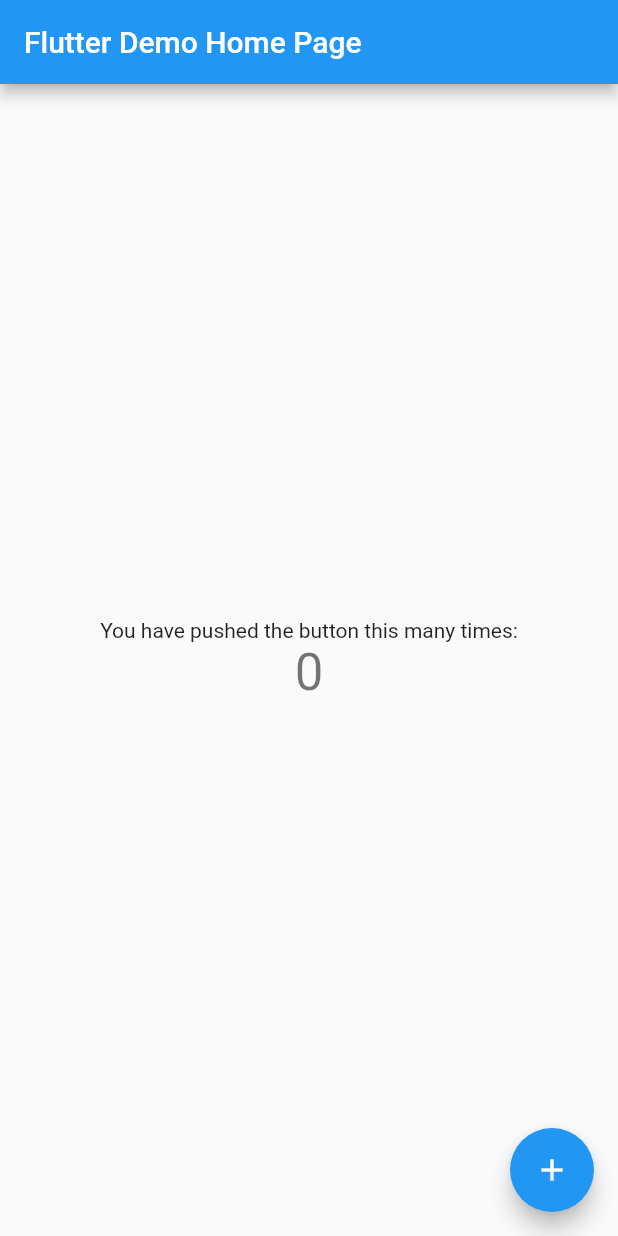
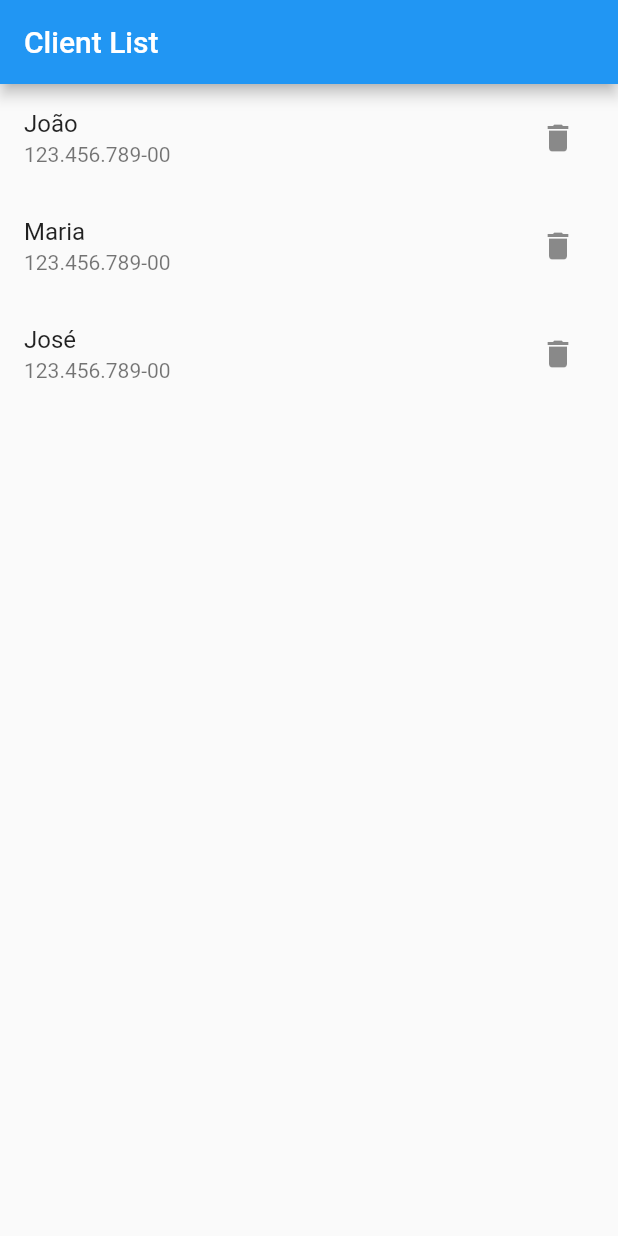
Before and after one commit to KevennyJS/flutter_sqflite_windows, a Flutter app: the screen it shows after launch, on a phone screen of 412 x 824 dp. Run offline on Flutter 3.47's test engine with Material 2 defaults, Android fonts, the phone set to English and light mode, and no system bars; our stand-ins replace sqflite, sqflite_common_ffi; accounts and stored records are empty.

Commit message:
feat: List and visualize itens of list

```diff
--- a/lib/main.dart
+++ b/lib/main.dart
@@ -1,4 +1,7 @@
 import 'package:flutter/material.dart';
+import 'package:flutter_sqflite_windows/src/features/client/edit_client/edit_client_page.dart';
+
+import 'src/features/client/client_list/client_list_page.dart';
 
 void main() {
   runApp(const MyApp());
@@ -7,109 +10,17 @@ void main() {
 class MyApp extends StatelessWidget {
   const MyApp({super.key});
 
-  // This widget is the root of your application.
   @override
   Widget build(BuildContext context) {
     return MaterialApp(
       title: 'Flutter Demo',
       theme: ThemeData(
-        // This is the theme of your application.
-        //
-        // Try running your application with "flutter run". You'll see the
-        // application has a blue toolbar. Then, without quitting the app, try
-        // changing the primarySwatch below to Colors.green and then invoke
-        // "hot reload" (press "r" in the console where you ran "flutter run",
-        // or simply save your changes to "hot reload" in a Flutter IDE).
-        // Notice that the counter didn't reset back to zero; the application
-        // is not restarted.
         primarySwatch: Colors.blue,
       ),
-      home: const MyHomePage(title: 'Flutter Demo Home Page'),
+      home: const ClientListPage(),
+      routes: {
+        '/edit_client': (context) => const EditClientPage(),
+      },
     );
   }
 }
-
-class MyHomePage extends StatefulWidget {
-  const MyHomePage({super.key, required this.title});
-
-  // This widget is the home page of your application. It is stateful, meaning
-  // that it has a State object (defined below) that contains fields that affect
-  // how it looks.
-
-  // This class is the configuration for the state. It holds the values (in this
-  // case the title) provided by the parent (in this case the App widget) and
-  // used by the build method of the State. Fields in a Widget subclass are
-  // always marked "final".
-
-  final String title;
-
-  @override
-  State<MyHomePage> createState() => _MyHomePageState();
-}
-
-class _MyHomePageState extends State<MyHomePage> {
-  int _counter = 0;
-
-  void _incrementCounter() {
-    setState(() {
-      // This call to setState tells the Flutter framework that something has
-      // changed in this State, which causes it to rerun the build method below
-      // so that the display can reflect the updated values. If we changed
-      // _counter without calling setState(), then the build method would not be
-      // called again, and so nothing would appear to happen.
-      _counter++;
-    });
-  }
-
-  @override
-  Widget build(BuildContext context) {
-    // This method is rerun every time setState is called, for instance as done
-    // by the _incrementCounter method above.
-    //
-    // The Flutter framework has been optimized to make rerunning build methods
-    // fast, so that you can just rebuild anything that needs updating rather
-    // than having to individually change instances of widgets.
-    return Scaffold(
-      appBar: AppBar(
-        // Here we take the value from the MyHomePage object that was created by
-        // the App.build method, and use it to set our appbar title.
-        title: Text(widget.title),
-      ),
-      body: Center(
-        // Center is a layout widget. It takes a single child and positions it
-        // in the middle of the parent.
-        child: Column(
-          // Column is also a layout widget. It takes a list of children and
-          // arranges them vertically. By default, it sizes itself to fit its
-          // children horizontally, and tries to be as tall as its parent.
-          //
-          // Invoke "debug painting" (press "p" in the console, choose the
-          // "Toggle Debug Paint" action from the Flutter Inspector in Android
-          // Studio, or the "Toggle Debug Paint" command in Visual Studio Code)
-          // to see the wireframe for each widget.
-          //
-          // Column has various properties to control how it sizes itself and
-          // how it positions its children. Here we use mainAxisAlignment to
-          // center the children vertically; the main axis here is the vertical
-          // axis because Columns are vertical (the cross axis would be
-          // horizontal).
-          mainAxisAlignment: MainAxisAlignment.center,
-          children: <Widget>[
-            const Text(
-              'You have pushed the button this many times:',
-            ),
-            Text(
-              '$_counter',
-              style: Theme.of(context).textTheme.headline4,
-            ),
-          ],
-        ),
-      ),
-      floatingActionButton: FloatingActionButton(
-        onPressed: _incrementCounter,
-        tooltip: 'Increment',
-        child: const Icon(Icons.add),
-      ), // This trailing comma makes auto-formatting nicer for build methods.
-    );
-  }
-}
--- /dev/null
+++ b/lib/src/features/client/client_list/client_list_page.dart
@@ -0,0 +1,43 @@
+import 'package:flutter/material.dart';
+import '../../../share/models/client_model.dart';
+
+class ClientListPage extends StatefulWidget {
+  const ClientListPage({super.key});
+
+  @override
+  State<ClientListPage> createState() => _ClientListPageState();
+}
+
+class _ClientListPageState extends State<ClientListPage> {
+  List<ClientModel> clients = [
+    ClientModel(id: 1, name: 'João', cpf: '123.456.789-00', phone: '(11) 99999-9999', address: 'Rua das Flores', district: 'Centro', cep: '12345-678'),
+    ClientModel(id: 2, name: 'Maria', cpf: '123.456.789-00', phone: '(11) 99999-9999', address: 'Rua das Flores', district: 'Centro', cep: '12345-678'),
+    ClientModel(id: 3, name: 'José', cpf: '123.456.789-00', phone: '(11) 99999-9999', address: 'Rua das Flores', district: 'Centro', cep: '12345-678'),
+  ];
+
+  @override
+  Widget build(BuildContext context) {
+    return Scaffold(
+      appBar: AppBar(
+        title: const Text('Client List'),
+      ),
+      body: ListView.builder(
+        itemCount: clients.length,
+        itemBuilder: (context, index) {
+          ClientModel client = clients[index];
+          return ListTile(
+            title: Text(client.name),
+            subtitle: Text(client.cpf),
+            trailing: IconButton(
+              icon: const Icon(Icons.delete),
+              onPressed: () {},
+            ),
+            onTap: (){
+              Navigator.pushNamed(context, '/edit_client', arguments: client);
+            },
+          );
+        },
+      ),
+    );
+  }
+}
--- /dev/null
+++ b/lib/src/share/dao/client_dao.dart
@@ -0,0 +1,51 @@
+import 'package:flutter_sqflite_windows/src/share/dao/sql.dart';
+import 'package:flutter_sqflite_windows/src/share/models/client_model.dart';
+import 'package:flutter_sqflite_windows/src/share/services/connection_sqlite_service.dart';
+import 'package:sqflite/sqflite.dart';
+
+class ClientDao {
+  final ConnectionSQLiteService _connection = ConnectionSQLiteService.instance;
+
+  Future<Database> _getDatabase() async => await _connection.db;
+
+  Future<ClientModel> add(ClientModel client) async {
+    try {
+      Database db = await _getDatabase();
+      int id = await db.rawInsert(ConnectionSQL.addClient(), client.toSQLiteList());
+      client.id = id;
+      return client;
+    } catch (error) {
+      throw Exception();
+    }
+  }
+
+  Future<bool> update(ClientModel client) async {
+    try {
+      Database db = await _getDatabase();
+      int result = await db.rawUpdate(ConnectionSQL.updateClient(), client.toSQLiteList());
+      return result > 0;
+    } catch (error) {
+      throw Exception();
+    }
+  }
+
+  Future<List<ClientModel>> selectAll() async {
+    try {
+      Database db = await _getDatabase();
+      List<Map> result = await db.rawQuery(ConnectionSQL.selectAllClient());
+      return ClientModel.fromSQLiteList(result);
+    } catch (error) {
+      throw Exception();
+    }
+  }
+
+  Future<bool> delete() async {
+    try {
+      Database db = await _getDatabase();
+      int result = await db.rawDelete(ConnectionSQL.deleteClient());
+      return result > 0;
+    } catch (error) {
+      throw Exception();
+    }
+  }
+}
--- /dev/null
+++ b/lib/src/share/models/client_model.dart
@@ -0,0 +1,41 @@
+class ClientModel {
+  int? id;
+  String name;
+  String cpf;
+  String phone;
+  String address;
+  String district;
+  String cep;
+
+  ClientModel({
+    this.id,
+    required this.name,
+    required this.cpf,
+    required this.phone,
+    required this.address,
+    required this.district,
+    required this.cep,
+  });
+
+  factory ClientModel.fromSQLite(Map map)=> ClientModel(
+    id: map['id'],
+    name: map['nome'],
+    cpf: map['cpf'],
+    phone: map['telefone'],
+    address: map['endereco'],
+    district: map['bairro'],
+    cep: map['cep'],
+  );
+
+  static List<ClientModel> fromSQLiteList(List list) => list.map((e) => ClientModel.fromSQLite(e)).toList();
+
+  List toSQLiteList()=> [
+    id,
+    name,
+    cpf,
+    phone,
+    address,
+    district,
+    cep,
+  ];
+}
--- a/lib/src/share/services/connection_sqlite_service.dart
+++ b/lib/src/share/services/connection_sqlite_service.dart
@@ -1,7 +1,7 @@
 import 'package:sqflite/sqflite.dart';
 import 'package:sqflite_common_ffi/sqflite_ffi.dart';
 
-import '../dao/client_sql.dart';
+import '../dao/sql.dart';
 import 'package:path/path.dart';
 
 class ConnectionSQLiteService {
@@ -14,7 +14,7 @@ class ConnectionSQLiteService {
     return _instance!;
   }
 
-  static const String _databaseName = 'database_project';
+  static const String _databaseName = 'database_project.db';
   static const int _databaseVersion = 1;
   Database? _db;
 
@@ -36,7 +36,7 @@ class ConnectionSQLiteService {
 
   Future<void> _onCreate(Database db, int version) async {
     db.transaction((reference) async{
-      reference.execute(ConnectionSQL.CREATE_DATABASE);
+      reference.execute(ConnectionSQL.createDatabase);
     });
   }
 
--- a/pubspec.yaml
+++ b/pubspec.yaml
@@ -38,6 +38,7 @@ dependencies:
   cupertino_icons: ^1.0.2
   sqflite: ^2.2.2
   sqflite_common_ffi: ^2.2.0+1
+  path: ^1.8.2
 
 dev_dependencies:
   flutter_test:
```
Also changed, not shown: lib/src/features/client/edit_client/edit_client_page.dart (added, +137 -0 lines), lib/src/share/dao/client_sql.dart (deleted, +0 -31 lines), lib/src/share/dao/sql.dart (added, +102 -0 lines), lib/src/share/models/product_model.dart (added, +33 -0 lines), lib/src/share/models/provider_model.dart (added, +41 -0 lines), pubspec.lock.
